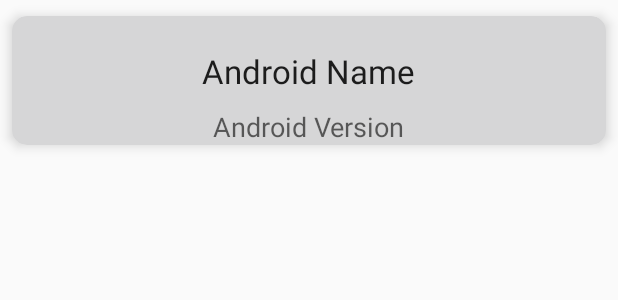
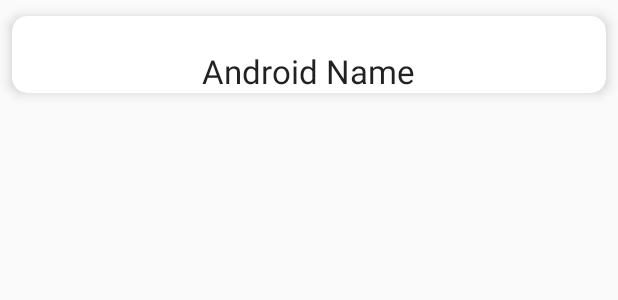
Before and after one commit to TomVanDeSteene/HetGezinVanPaemel, an Android app: the layout cards_layout.xml on its own in the app's theme, with its tools: preview values and no code run, on a phone screen of 412 x 824 dp. Shown: the top 300 px of the screen. Run offline under Robolectric (Android 15) with nearby library versions, the phone set to English and light mode, and no system bars.

Commit message:
CustomAdapter, MainActivity added, solved big vertical distance between 2 cards

```diff
--- a/app/src/main/res/layout/cards_layout.xml
+++ b/app/src/main/res/layout/cards_layout.xml
@@ -3,14 +3,14 @@
     android:orientation="vertical"
     android:tag="cards main container"
     android:layout_width="match_parent"
-    android:layout_height="match_parent">
+    android:layout_height="wrap_content">
 
     <android.support.v7.widget.CardView
         android:id="@+id/card_view"
         xmlns:card_view="http://schemas.android.com/apk/res-auto"
         android:layout_width="match_parent"
         android:layout_height="wrap_content"
-        card_view:cardBackgroundColor="@color/color_white"
+        card_view:cardBackgroundColor="@color/colorCard"
         card_view:cardCornerRadius="10dp"
         card_view:cardElevation="5dp"
         card_view:cardUseCompatPadding="true">
@@ -31,7 +31,7 @@
                 >
 
                 <TextView
-                    android:id="@+id/textViewName"
+                    android:id="@+id/textViewFragmentName"
                     android:layout_width="wrap_content"
                     android:layout_height="wrap_content"
                     android:layout_gravity="center_horizontal"
@@ -39,15 +39,6 @@
                     android:text="Android Name"
                     android:textAppearance="?android:attr/textAppearanceLarge"/>
 
-                <TextView
-                    android:id="@+id/textViewVersion"
-                    android:layout_width="wrap_content"
-                    android:layout_height="wrap_content"
-                    android:layout_gravity="center_horizontal"
-                    android:layout_marginTop="10dp"
-                    android:text="Android Version"
-                    android:textAppearance="?android:attr/textAppearanceMedium"/>
-
             </LinearLayout>
         </LinearLayout>
 
```
Also changed, not shown: app/src/main/java/theater2000/com/hetgezinvanpaemel/CustomAdapter.java (added, +51 -0 lines), app/src/main/java/theater2000/com/hetgezinvanpaemel/MainActivity.java (+46 -0 lines).
